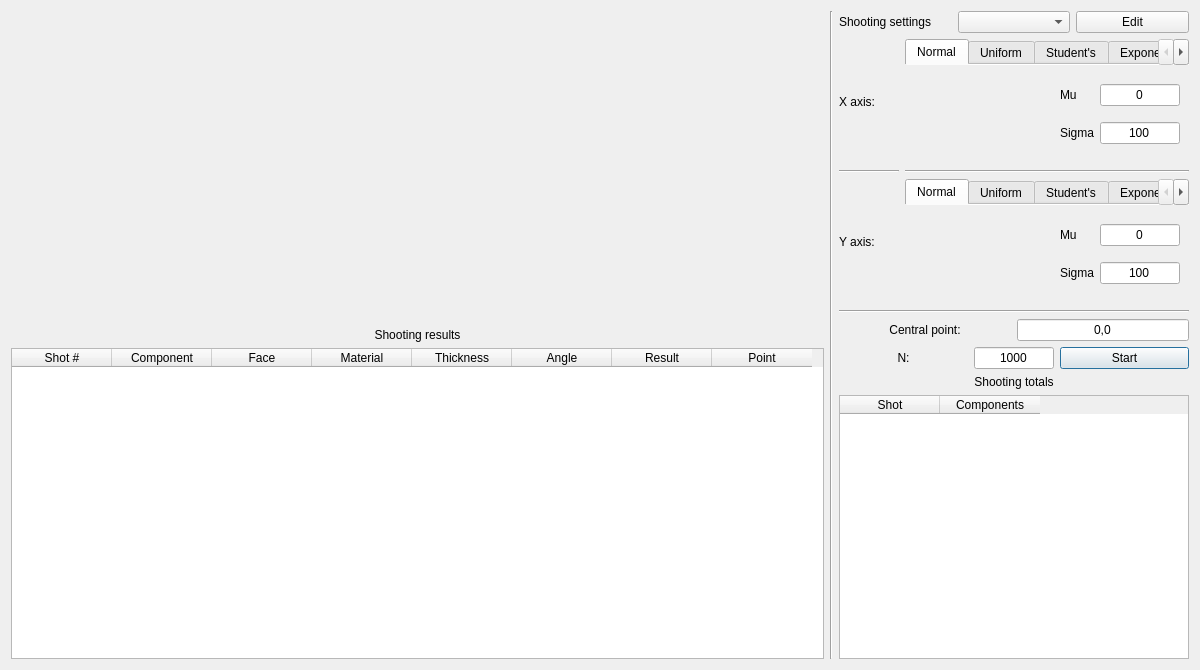
This is UI/stats.ui in bakeryproducts/ConstructorM4 as Qt 5 draws it before an edit. The edited form follows.
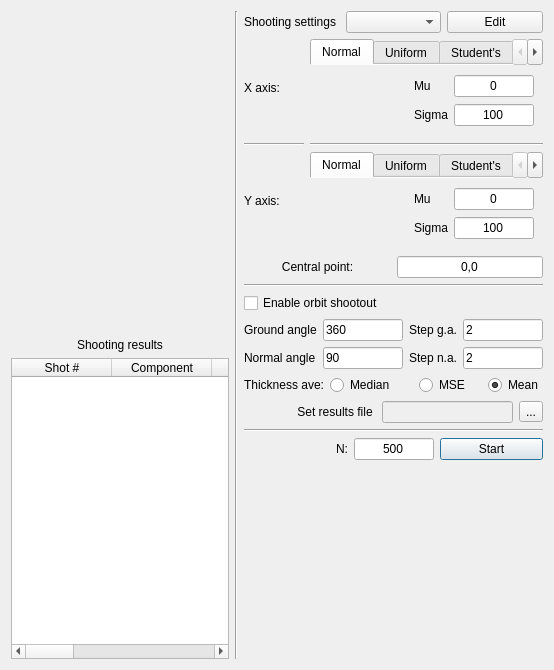
This is the edited form.

Commit message: FSU, orbit shooter

```diff
--- a/UI/stats.ui
+++ b/UI/stats.ui
@@ -6,7 +6,7 @@
    <rect>
     <x>0</x>
     <y>0</y>
-    <width>1200</width>
+    <width>554</width>
     <height>670</height>
    </rect>
   </property>
@@ -19,13 +19,26 @@
      <item>
       <widget class="QWidget" name="widget" native="true">
        <property name="sizePolicy">
-        <sizepolicy hsizetype="Preferred" vsizetype="Expanding">
+        <sizepolicy hsizetype="Fixed" vsizetype="Expanding">
          <horstretch>0</horstretch>
          <verstretch>0</verstretch>
         </sizepolicy>
        </property>
       </widget>
      </item>
+     <item>
+      <spacer name="horizontalSpacer_12">
+       <property name="orientation">
+        <enum>Qt::Horizontal</enum>
+       </property>
+       <property name="sizeHint" stdset="0">
+        <size>
+         <width>40</width>
+         <height>20</height>
+        </size>
+       </property>
+      </spacer>
+     </item>
      <item>
       <widget class="QLabel" name="label_2">
        <property name="text">
@@ -44,6 +57,12 @@
          <verstretch>0</verstretch>
         </sizepolicy>
        </property>
+       <property name="minimumSize">
+        <size>
+         <width>200</width>
+         <height>0</height>
+        </size>
+       </property>
        <column>
         <property name="text">
          <string>Shot #</string>
@@ -1234,13 +1253,6 @@
        </item>
       </layout>
      </item>
-     <item>
-      <widget class="Line" name="line_4">
-       <property name="orientation">
-        <enum>Qt::Horizontal</enum>
-       </property>
-      </widget>
-     </item>
      <item>
       <layout class="QHBoxLayout" name="horizontalLayout_3">
        <item>
@@ -1271,6 +1283,228 @@
        </item>
       </layout>
      </item>
+     <item>
+      <widget class="Line" name="line_4">
+       <property name="orientation">
+        <enum>Qt::Horizontal</enum>
+       </property>
+      </widget>
+     </item>
+     <item>
+      <widget class="QCheckBox" name="checkBox">
+       <property name="text">
+        <string>Enable orbit shootout</string>
+       </property>
+      </widget>
+     </item>
+     <item>
+      <layout class="QGridLayout" name="gridLayout_13">
+       <item row="0" column="3">
+        <widget class="QLineEdit" name="ln_gastep">
+         <property name="sizePolicy">
+          <sizepolicy hsizetype="Minimum" vsizetype="Fixed">
+           <horstretch>0</horstretch>
+           <verstretch>0</verstretch>
+          </sizepolicy>
+         </property>
+         <property name="maximumSize">
+          <size>
+           <width>80</width>
+           <height>16777215</height>
+          </size>
+         </property>
+         <property name="text">
+          <string>2</string>
+         </property>
+        </widget>
+       </item>
+       <item row="1" column="0">
+        <widget class="QLabel" name="label_16">
+         <property name="text">
+          <string>Normal angle</string>
+         </property>
+        </widget>
+       </item>
+       <item row="0" column="1">
+        <widget class="QLineEdit" name="ln_grang">
+         <property name="sizePolicy">
+          <sizepolicy hsizetype="Minimum" vsizetype="Fixed">
+           <horstretch>0</horstretch>
+           <verstretch>0</verstretch>
+          </sizepolicy>
+         </property>
+         <property name="maximumSize">
+          <size>
+           <width>80</width>
+           <height>16777215</height>
+          </size>
+         </property>
+         <property name="text">
+          <string>360</string>
+         </property>
+        </widget>
+       </item>
+       <item row="0" column="2">
+        <widget class="QLabel" name="label_27">
+         <property name="text">
+          <string>Step g.a.</string>
+         </property>
+        </widget>
+       </item>
+       <item row="1" column="3">
+        <widget class="QLineEdit" name="ln_nastep">
+         <property name="sizePolicy">
+          <sizepolicy hsizetype="Minimum" vsizetype="Fixed">
+           <horstretch>0</horstretch>
+           <verstretch>0</verstretch>
+          </sizepolicy>
+         </property>
+         <property name="maximumSize">
+          <size>
+           <width>80</width>
+           <height>16777215</height>
+          </size>
+         </property>
+         <property name="text">
+          <string>2</string>
+         </property>
+        </widget>
+       </item>
+       <item row="1" column="1">
+        <widget class="QLineEdit" name="ln_norang">
+         <property name="sizePolicy">
+          <sizepolicy hsizetype="Minimum" vsizetype="Fixed">
+           <horstretch>0</horstretch>
+           <verstretch>0</verstretch>
+          </sizepolicy>
+         </property>
+         <property name="maximumSize">
+          <size>
+           <width>80</width>
+           <height>16777215</height>
+          </size>
+         </property>
+         <property name="text">
+          <string>90</string>
+         </property>
+        </widget>
+       </item>
+       <item row="1" column="2">
+        <widget class="QLabel" name="label_28">
+         <property name="text">
+          <string>Step n.a.</string>
+         </property>
+        </widget>
+       </item>
+       <item row="0" column="0">
+        <widget class="QLabel" name="label_3">
+         <property name="text">
+          <string>Ground angle</string>
+         </property>
+        </widget>
+       </item>
+      </layout>
+     </item>
+     <item>
+      <layout class="QHBoxLayout" name="horizontalLayout_8">
+       <item>
+        <widget class="QLabel" name="label_30">
+         <property name="sizePolicy">
+          <sizepolicy hsizetype="Minimum" vsizetype="Preferred">
+           <horstretch>0</horstretch>
+           <verstretch>0</verstretch>
+          </sizepolicy>
+         </property>
+         <property name="text">
+          <string>Thickness ave:</string>
+         </property>
+        </widget>
+       </item>
+       <item>
+        <widget class="QRadioButton" name="rdb_thickmed">
+         <property name="maximumSize">
+          <size>
+           <width>80</width>
+           <height>16777215</height>
+          </size>
+         </property>
+         <property name="text">
+          <string>Median</string>
+         </property>
+        </widget>
+       </item>
+       <item alignment="Qt::AlignRight">
+        <widget class="QRadioButton" name="rdb_thickmse">
+         <property name="maximumSize">
+          <size>
+           <width>80</width>
+           <height>16777215</height>
+          </size>
+         </property>
+         <property name="text">
+          <string>MSE</string>
+         </property>
+        </widget>
+       </item>
+       <item alignment="Qt::AlignRight">
+        <widget class="QRadioButton" name="rdb_thickmean">
+         <property name="maximumSize">
+          <size>
+           <width>80</width>
+           <height>16777215</height>
+          </size>
+         </property>
+         <property name="text">
+          <string>Mean</string>
+         </property>
+         <property name="checked">
+          <bool>true</bool>
+         </property>
+        </widget>
+       </item>
+      </layout>
+     </item>
+     <item>
+      <layout class="QHBoxLayout" name="horizontalLayout_5">
+       <item>
+        <widget class="QLabel" name="label_29">
+         <property name="text">
+          <string>Set results file </string>
+         </property>
+         <property name="alignment">
+          <set>Qt::AlignRight|Qt::AlignTrailing|Qt::AlignVCenter</set>
+         </property>
+        </widget>
+       </item>
+       <item>
+        <widget class="QLineEdit" name="ln_savefile">
+         <property name="enabled">
+          <bool>false</bool>
+         </property>
+         <property name="sizePolicy">
+          <sizepolicy hsizetype="Minimum" vsizetype="Fixed">
+           <horstretch>0</horstretch>
+           <verstretch>0</verstretch>
+          </sizepolicy>
+         </property>
+        </widget>
+       </item>
+       <item>
+        <widget class="QToolButton" name="tbtn_filepath">
+         <property name="text">
+          <string>...</string>
+         </property>
+        </widget>
+       </item>
+      </layout>
+     </item>
+     <item>
+      <widget class="Line" name="line_5">
+       <property name="orientation">
+        <enum>Qt::Horizontal</enum>
+       </property>
+      </widget>
+     </item>
      <item>
       <layout class="QHBoxLayout" name="horizontalLayout_2">
        <item>
@@ -1279,7 +1513,7 @@
           <string>N:</string>
          </property>
          <property name="alignment">
-          <set>Qt::AlignCenter</set>
+          <set>Qt::AlignRight|Qt::AlignTrailing|Qt::AlignVCenter</set>
          </property>
         </widget>
        </item>
@@ -1298,7 +1532,7 @@
           </size>
          </property>
          <property name="text">
-          <string>1000</string>
+          <string>500</string>
          </property>
          <property name="alignment">
           <set>Qt::AlignCenter</set>
@@ -1321,40 +1555,17 @@
       </layout>
      </item>
      <item>
-      <widget class="QLabel" name="label_3">
-       <property name="text">
-        <string>Shooting totals</string>
+      <spacer name="verticalSpacer">
+       <property name="orientation">
+        <enum>Qt::Vertical</enum>
        </property>
-       <property name="alignment">
-        <set>Qt::AlignCenter</set>
-       </property>
-      </widget>
-     </item>
-     <item>
-      <widget class="QTableWidget" name="tbl_tot">
-       <property name="sizePolicy">
-        <sizepolicy hsizetype="Minimum" vsizetype="Expanding">
-         <horstretch>0</horstretch>
-         <verstretch>0</verstretch>
-        </sizepolicy>
-       </property>
-       <property name="minimumSize">
+       <property name="sizeHint" stdset="0">
         <size>
-         <width>350</width>
-         <height>0</height>
+         <width>20</width>
+         <height>40</height>
         </size>
        </property>
-       <column>
-        <property name="text">
-         <string>Shot</string>
-        </property>
-       </column>
-       <column>
-        <property name="text">
-         <string>Components</string>
-        </property>
-       </column>
-      </widget>
+      </spacer>
      </item>
     </layout>
    </item>
```
The commit also changes 7 other files.
